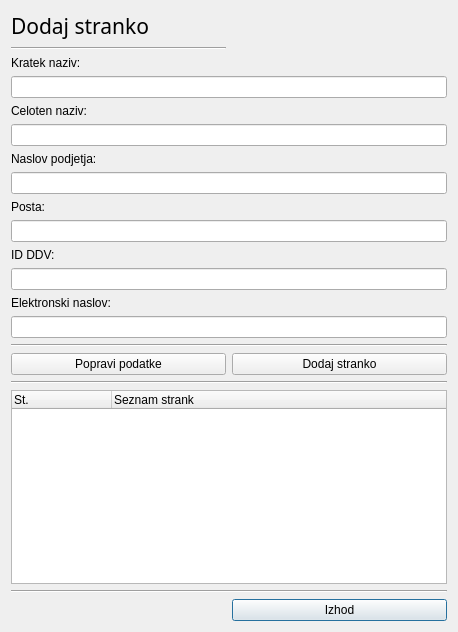
Qt form dodajpodjetje.ui (MaxMaxy/racun) before a commit.
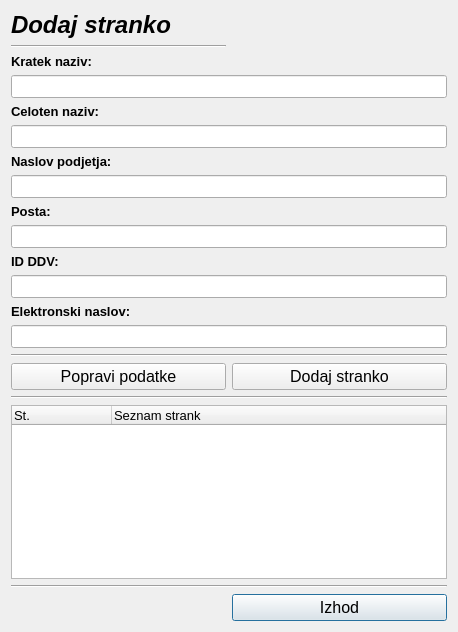
The same form after that commit.

Patch:
```diff
--- a/dodajpodjetje.ui
+++ b/dodajpodjetje.ui
@@ -27,6 +27,8 @@
     <widget class="QTreeWidget" name="treeWidget">
      <property name="font">
       <font>
+       <family>MS Sans Serif</family>
+       <pointsize>10</pointsize>
        <weight>50</weight>
        <bold>false</bold>
       </font>
@@ -54,6 +56,12 @@
    </item>
    <item row="21" column="2">
     <widget class="QPushButton" name="pushButton_izhod">
+     <property name="font">
+      <font>
+       <family>MS Sans Serif</family>
+       <pointsize>12</pointsize>
+      </font>
+     </property>
      <property name="text">
       <string>Izhod</string>
      </property>
@@ -61,6 +69,14 @@
    </item>
    <item row="8" column="1">
     <widget class="QLabel" name="label_7">
+     <property name="font">
+      <font>
+       <family>MS Sans Serif</family>
+       <pointsize>10</pointsize>
+       <weight>75</weight>
+       <bold>true</bold>
+      </font>
+     </property>
      <property name="text">
       <string>Posta:</string>
      </property>
@@ -70,7 +86,14 @@
     </widget>
    </item>
    <item row="9" column="1" colspan="2">
-    <widget class="QLineEdit" name="lineEdit_posta"/>
+    <widget class="QLineEdit" name="lineEdit_posta">
+     <property name="font">
+      <font>
+       <family>MS Sans Serif</family>
+       <pointsize>10</pointsize>
+      </font>
+     </property>
+    </widget>
    </item>
    <item row="14" column="1" colspan="2">
     <widget class="Line" name="line_3">
@@ -83,9 +106,11 @@
     <widget class="QLabel" name="label">
      <property name="font">
       <font>
-       <family>Sans Serif</family>
-       <pointsize>16</pointsize>
-       <italic>false</italic>
+       <family>MS Sans Serif</family>
+       <pointsize>18</pointsize>
+       <weight>75</weight>
+       <italic>true</italic>
+       <bold>true</bold>
       </font>
      </property>
      <property name="text">
@@ -95,6 +120,14 @@
    </item>
    <item row="6" column="1">
     <widget class="QLabel" name="label_3">
+     <property name="font">
+      <font>
+       <family>MS Sans Serif</family>
+       <pointsize>10</pointsize>
+       <weight>75</weight>
+       <bold>true</bold>
+      </font>
+     </property>
      <property name="text">
       <string>Naslov podjetja:</string>
      </property>
@@ -104,16 +137,45 @@
     </widget>
    </item>
    <item row="3" column="1" colspan="2">
-    <widget class="QLineEdit" name="lineEdit_kNaziv"/>
+    <widget class="QLineEdit" name="lineEdit_kNaziv">
+     <property name="font">
+      <font>
+       <family>MS Sans Serif</family>
+       <pointsize>10</pointsize>
+      </font>
+     </property>
+    </widget>
    </item>
    <item row="7" column="1" colspan="2">
-    <widget class="QLineEdit" name="lineEdit_naslov"/>
+    <widget class="QLineEdit" name="lineEdit_naslov">
+     <property name="font">
+      <font>
+       <family>MS Sans Serif</family>
+       <pointsize>10</pointsize>
+      </font>
+     </property>
+    </widget>
    </item>
    <item row="11" column="1" colspan="2">
-    <widget class="QLineEdit" name="lineEdit_ddv"/>
+    <widget class="QLineEdit" name="lineEdit_ddv">
+     <property name="font">
+      <font>
+       <family>MS Sans Serif</family>
+       <pointsize>10</pointsize>
+      </font>
+     </property>
+    </widget>
    </item>
    <item row="10" column="1">
     <widget class="QLabel" name="label_4">
+     <property name="font">
+      <font>
+       <family>MS Sans Serif</family>
+       <pointsize>10</pointsize>
+       <weight>75</weight>
+       <bold>true</bold>
+      </font>
+     </property>
      <property name="text">
       <string>ID DDV:</string>
      </property>
@@ -124,6 +186,14 @@
    </item>
    <item row="4" column="1">
     <widget class="QLabel" name="label_6">
+     <property name="font">
+      <font>
+       <family>MS Sans Serif</family>
+       <pointsize>10</pointsize>
+       <weight>75</weight>
+       <bold>true</bold>
+      </font>
+     </property>
      <property name="text">
       <string>Celoten naziv:</string>
      </property>
@@ -133,10 +203,25 @@
     </widget>
    </item>
    <item row="5" column="1" colspan="2">
-    <widget class="QLineEdit" name="lineEdit_cNaziv"/>
+    <widget class="QLineEdit" name="lineEdit_cNaziv">
+     <property name="font">
+      <font>
+       <family>MS Sans Serif</family>
+       <pointsize>10</pointsize>
+      </font>
+     </property>
+    </widget>
    </item>
    <item row="2" column="1">
     <widget class="QLabel" name="label_2">
+     <property name="font">
+      <font>
+       <family>MS Sans Serif</family>
+       <pointsize>10</pointsize>
+       <weight>75</weight>
+       <bold>true</bold>
+      </font>
+     </property>
      <property name="text">
       <string>Kratek naziv:</string>
      </property>
@@ -154,6 +239,14 @@
    </item>
    <item row="12" column="1">
     <widget class="QLabel" name="label_5">
+     <property name="font">
+      <font>
+       <family>MS Sans Serif</family>
+       <pointsize>10</pointsize>
+       <weight>75</weight>
+       <bold>true</bold>
+      </font>
+     </property>
      <property name="text">
       <string>Elektronski naslov:</string>
      </property>
@@ -163,7 +256,14 @@
     </widget>
    </item>
    <item row="13" column="1" colspan="2">
-    <widget class="QLineEdit" name="lineEdit_email"/>
+    <widget class="QLineEdit" name="lineEdit_email">
+     <property name="font">
+      <font>
+       <family>MS Sans Serif</family>
+       <pointsize>10</pointsize>
+      </font>
+     </property>
+    </widget>
    </item>
    <item row="20" column="1" colspan="2">
     <widget class="Line" name="line">
@@ -174,6 +274,12 @@
    </item>
    <item row="16" column="2">
     <widget class="QPushButton" name="pushButton_dodajPodjetje">
+     <property name="font">
+      <font>
+       <family>MS Sans Serif</family>
+       <pointsize>12</pointsize>
+      </font>
+     </property>
      <property name="text">
       <string>Dodaj stranko</string>
      </property>
@@ -181,6 +287,12 @@
    </item>
    <item row="16" column="1">
     <widget class="QPushButton" name="pushButton_popraviPodatke">
+     <property name="font">
+      <font>
+       <family>MS Sans Serif</family>
+       <pointsize>12</pointsize>
+      </font>
+     </property>
      <property name="text">
       <string>Popravi podatke</string>
      </property>
```
